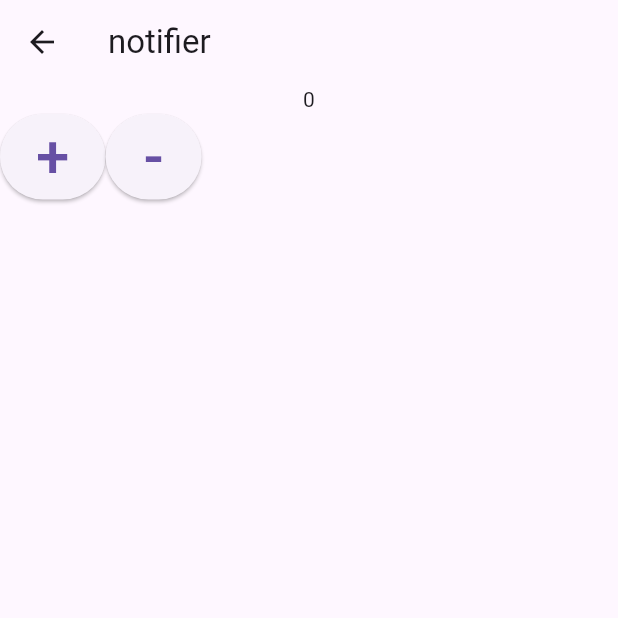
After one commit to jumairahmad/riverpod_flutter_example, a Flutter app: the CounterNotifierView screen opened directly, on a phone screen of 412 x 824 dp, the top half of it. The commit adds this screen. Run offline on Flutter 3.47's test engine with Material 3 defaults, Android fonts, the phone set to English and light mode, and no system bars; our stand-ins replace flutter_riverpod.

Commit message:
Notifier and Notifier provider

```diff
--- /dev/null
+++ b/lib/notifier_examples/counter_notifier.dart
@@ -0,0 +1,20 @@
+import 'package:flutter_riverpod/flutter_riverpod.dart';
+
+class CounterNotifier extends Notifier<int>{
+  @override
+  int build() {
+    return 0;
+  }
+
+  void increment(){
+    state++;
+  }
+  void decrement(){
+    state--;
+  }
+}
+
+final counterNotifierProvider=NotifierProvider<CounterNotifier,int>((){
+
+  return CounterNotifier();
+});
--- /dev/null
+++ b/lib/notifier_examples/counter_screen.dart
@@ -0,0 +1,40 @@
+import 'package:flutter/material.dart';
+import 'package:flutter_riverpod/flutter_riverpod.dart';
+import 'package:riverpod_examples_v1/notifier_examples/counter_notifier.dart';
+
+class CounterNotifierView extends ConsumerWidget {
+  const CounterNotifierView({super.key});
+
+  @override
+  Widget build(BuildContext context,WidgetRef ref) {
+
+    final counter=ref.watch(counterNotifierProvider);
+    return Scaffold(
+      appBar: AppBar(
+        title: const Text('notifier'),
+
+
+      ),
+
+      body: Column(
+        children: [
+          Text(counter.toString()),
+          Row(children: [
+            ElevatedButton(onPressed: (){
+              ref.read(counterNotifierProvider.notifier).increment();
+            }, child: Text('+',style: TextStyle(
+              fontSize: 40
+            ),)),
+
+             ElevatedButton(onPressed: (){
+
+              ref.read(counterNotifierProvider.notifier).decrement();
+             }, child: Text('-',style: TextStyle(
+              fontSize: 40
+            ),)),
+          ],)
+        ],
+      ),
+    );
+  }
+}
```
Also changed, not shown: lib/main.dart (+10 -1 lines).
